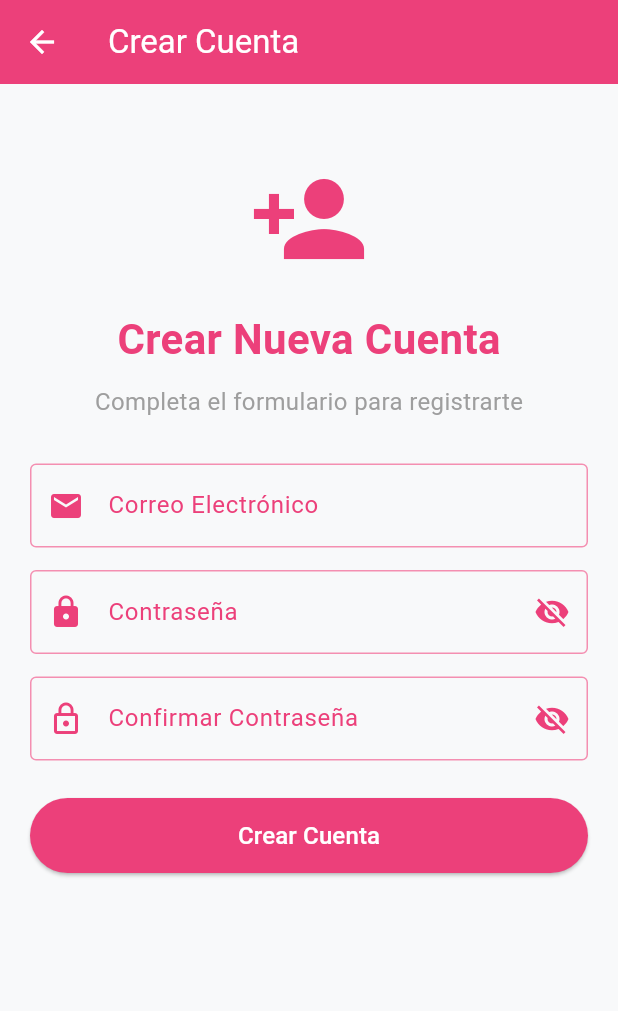
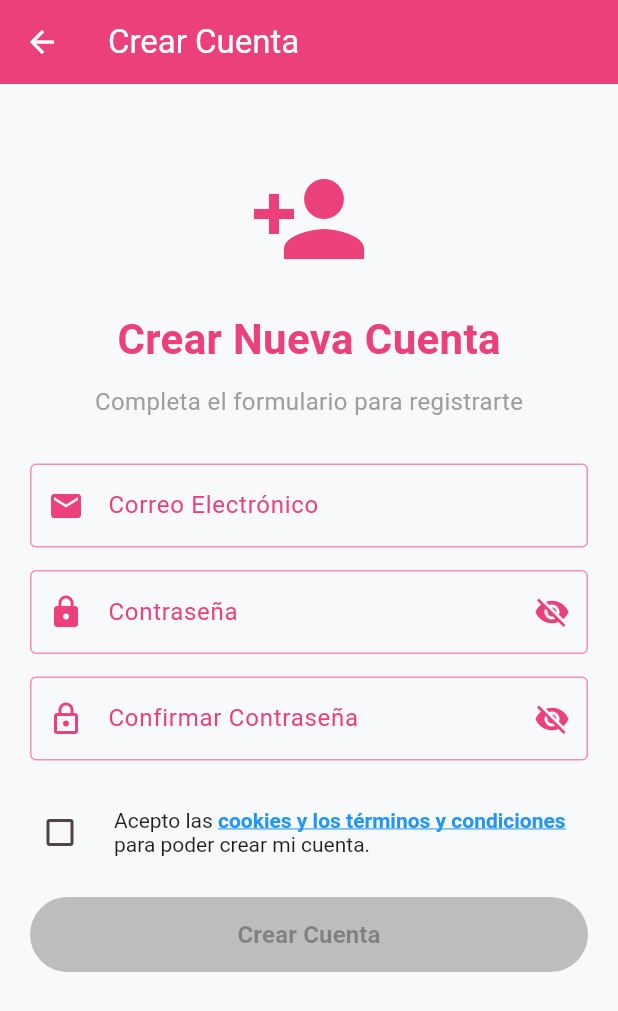
Before and after one commit to yedraalumna/naka_memories, a Flutter app: the screen it shows after launch, after a tap on "Regístrate aquí", on a phone screen of 412 x 824 dp. Shown: the top 1011 px of the screen. Run offline on Flutter 3.47's test engine with Material 3 defaults, Android fonts, the phone set to English and light mode, and no system bars; our stand-ins replace chewie, flutter_map, geolocator, google_maps_flutter, image_picker, latlong2 and 5 more; missing offline and left inert: video_thumbnail; accounts and stored records are empty.

Commit message:
añadir cookies con sus terminos y condiciones

```diff
--- a/lib/main.dart
+++ b/lib/main.dart
@@ -1,13 +1,15 @@
 import 'package:flutter/material.dart';
 import 'package:provider/provider.dart';
 import 'package:supabase_flutter/supabase_flutter.dart';
+import 'package:shared_preferences/shared_preferences.dart';
 import 'screens/login_screen.dart';
 import 'screens/home_screen.dart';
+import 'screens/terms_screen.dart';
 import 'providers/app_auth_provider.dart';
 import 'providers/theme_provider.dart';
 import 'providers/favorite_provider.dart';
+import 'providers/category_provider.dart';
 import 'constants/colors.dart';
-import 'providers/category_provider.dart';
 
 void main() async {
   WidgetsFlutterBinding.ensureInitialized();
@@ -78,20 +80,61 @@ class MiApp extends StatelessWidget {
   }
 }
 
-class GestorAutenticacion extends StatelessWidget {
+class GestorAutenticacion extends StatefulWidget {
   const GestorAutenticacion({super.key});
+
+  @override
+  State<GestorAutenticacion> createState() => _GestorAutenticacionState();
+}
+
+class _GestorAutenticacionState extends State<GestorAutenticacion> {
+  bool? _cookiesAccepted;
+
+  @override
+  void initState() {
+    super.initState();
+    _checkCookieStatus();
+  }
+
+  Future<void> _checkCookieStatus() async {
+    try {
+      final prefs = await SharedPreferences.getInstance();
+      if (mounted) {
+        setState(() {
+          _cookiesAccepted = prefs.getBool('cookies_accepted') ?? false;
+        });
+      }
+    } catch (e) {
+      print('Error al verificar cookies: $e');
+      if (mounted) {
+        setState(() {
+          _cookiesAccepted = false;
+        });
+      }
+    }
+  }
 
   @override
   Widget build(BuildContext context) {
     final auth = Provider.of<AppAuthProvider>(context);
 
-    // Muestra carga inicial
-    if (auth.isLoading && auth.user == null) {
+    // 1. Mientras carga
+    if (auth.isLoading || _cookiesAccepted == null) {
       return const PantallaCarga();
     }
 
-    // Decide qué pantalla mostrar
-    return auth.isAuthenticated ? const HomeScreen() : const LoginScreen();
+    // 2. Si NO está autenticado, va al Login
+    if (!auth.isAuthenticated) {
+      return const LoginScreen();
+    }
+
+    // 3. Si está autenticado pero NO ha aceptado cookies (usuarios antiguos)
+    if (!_cookiesAccepted!) {
+      return const TermsScreen(); // Esta pantalla ya no se usará para usuarios nuevos
+    }
+
+    // 4. Si está autenticado Y aceptó cookies, entra a la app
+    return const HomeScreen();
   }
 }
 
@@ -107,7 +150,7 @@ class PantallaCarga extends StatelessWidget {
           mainAxisAlignment: MainAxisAlignment.center,
           children: [
             CircularProgressIndicator(
-              color: pinkPrimary,
+              valueColor: AlwaysStoppedAnimation<Color>(pinkPrimary),
             ),
             SizedBox(height: 20),
             Text(
--- a/lib/screens/register_screen.dart
+++ b/lib/screens/register_screen.dart
@@ -1,8 +1,11 @@
 import 'package:flutter/material.dart';
 import 'package:provider/provider.dart';
+import 'package:shared_preferences/shared_preferences.dart';
+import 'package:flutter/gestures.dart'; // IMPORTANTE: necesario para TapGestureRecognizer
 import '../providers/app_auth_provider.dart';
 import '../providers/theme_provider.dart';
 import 'home_screen.dart';
+import 'terms_screen.dart'; // IMPORTANTE: importar la pantalla de términos
 import '../constants/colors.dart';
 
 class RegisterScreen extends StatefulWidget {
@@ -22,9 +25,13 @@ class _RegisterScreenState extends State<RegisterScreen> {
 
   // Clave global para manejar y validar el estado del formulario
   final formKey = GlobalKey<FormState>();
-  // Variables para alternar la visibilidad de las contraseñas en los campos
+
+  // Variables para alternar la visibilidad de las contraseñas
   bool ocultarPassword = true;
   bool ocultarConfirmar = true;
+
+  // Variable para el checkbox de cookies
+  bool aceptaCookies = false;
 
   @override
   void dispose() {
@@ -34,34 +41,45 @@ class _RegisterScreenState extends State<RegisterScreen> {
     super.dispose();
   }
 
-  // Metodo que maneja el proceso de registro del usuario
+  // Método que maneja el proceso de registro del usuario
   Future<void> registrar(BuildContext context) async {
-    // Si el formulario no pasa las validaciones, no continua
+    // Validar que el formulario sea correcto
     if (!formKey.currentState!.validate()) return;
+
+    // Validar que haya aceptado las cookies
+    if (!aceptaCookies) {
+      mostrarError(context, 'Debes aceptar las cookies para registrarte');
+      return;
+    }
 
     // Obtener el proveedor de autenticación
     final auth = Provider.of<AppAuthProvider>(context, listen: false);
 
-    // Intentar registrar al usuario con el correo y la contraseña proporcionados
+    // Intentar registrar al usuario
     final exito = await auth.register(
       emailController.text.trim(),
       passwordController.text,
     );
 
-    // Si el registro es exitoso, navega a la pantalla principal
+    // Si el registro es exitoso
     if (exito && context.mounted) {
+      // Guardar que aceptó las cookies
+      final prefs = await SharedPreferences.getInstance();
+      await prefs.setBool('cookies_accepted', true);
+
+      // Navegar a la pantalla principal
       Navigator.pushReplacement(
         context,
         MaterialPageRoute(builder: (context) => const HomeScreen()),
       );
     }
-    // Si falla, muestra un mensaje de error al usuario
+    // Si falla, muestra un mensaje de error
     else if (!exito && context.mounted) {
       mostrarError(context, 'No se pudo crear la cuenta');
     }
   }
 
-  // Muestra un mensaje de error temporal en la parte inferior de la pantalla
+  // Muestra un mensaje de error temporal
   void mostrarError(BuildContext context, String mensaje) {
     ScaffoldMessenger.of(context).showSnackBar(
       SnackBar(
@@ -73,10 +91,11 @@ class _RegisterScreenState extends State<RegisterScreen> {
 
   @override
   Widget build(BuildContext context) {
-    // Obtiene el estado actual del proveedor de autenticación
+    // Obtiene los providers
     final auth = Provider.of<AppAuthProvider>(context);
     final themeProvider = Provider.of<ThemeProvider>(context);
 
+    // Colores según el tema
     Color backgroundColor = themeProvider.isDarkMode ? backgroundDark : textLight;
     Color textColor = themeProvider.isDarkMode ? Colors.white : Colors.black;
     Color iconColor = themeProvider.isDarkMode ? Colors.white : pinkPrimary;
@@ -103,7 +122,7 @@ class _RegisterScreenState extends State<RegisterScreen> {
             children: [
               const SizedBox(height: 30),
 
-              // Icono decorativo que representa el registro
+              // Icono decorativo
               Icon(
                 Icons.person_add,
                 size: 80,
@@ -112,7 +131,7 @@ class _RegisterScreenState extends State<RegisterScreen> {
 
               const SizedBox(height: 20),
 
-              // Título principal de la pantalla de registro
+              // Título
               Text(
                 'Crear Nueva Cuenta',
                 style: TextStyle(
@@ -124,7 +143,7 @@ class _RegisterScreenState extends State<RegisterScreen> {
 
               const SizedBox(height: 10),
 
-              // Texto descriptivo que guía al usuario
+              // Texto descriptivo
               Text(
                 'Completa el formulario para registrarte',
                 style: TextStyle(
@@ -135,7 +154,7 @@ class _RegisterScreenState extends State<RegisterScreen> {
 
               const SizedBox(height: 30),
 
-              // Si hay un mensaje de error, mostrarlo en un contenedor estilizado
+              // Mensaje de error si existe
               if (auth.errorMessage != null)
                 Container(
                   padding: const EdgeInsets.all(12),
@@ -184,12 +203,12 @@ class _RegisterScreenState extends State<RegisterScreen> {
                   ),
                 ),
 
-              // Formulario de registro con validaciones
+              // Formulario de registro
               Form(
                 key: formKey,
                 child: Column(
                   children: [
-                    // Campo para ingresar el correo electrónico
+                    // Campo email
                     TextFormField(
                       controller: emailController,
                       style: TextStyle(color: textColor),
@@ -210,7 +229,6 @@ class _RegisterScreenState extends State<RegisterScreen> {
                         fillColor: themeProvider.isDarkMode ? cardDark : Colors.transparent,
                       ),
                       keyboardType: TextInputType.emailAddress,
-                      // Validador para el campo de correo
                       validator: (valor) {
                         if (valor == null || valor.isEmpty) {
                           return 'Ingresa tu correo';
@@ -224,7 +242,7 @@ class _RegisterScreenState extends State<RegisterScreen> {
 
                     const SizedBox(height: 15),
 
-                    // Campo para ingresar la contraseña
+                    // Campo contraseña
                     TextFormField(
                       controller: passwordController,
                       style: TextStyle(color: textColor),
@@ -232,7 +250,6 @@ class _RegisterScreenState extends State<RegisterScreen> {
                         labelText: 'Contraseña',
                         labelStyle: TextStyle(color: iconColor),
                         prefixIcon: Icon(Icons.lock, color: iconColor),
-                        // Botón para alternar la visibilidad de la contraseña
                         suffixIcon: IconButton(
                           icon: Icon(
                             ocultarPassword
@@ -259,7 +276,6 @@ class _RegisterScreenState extends State<RegisterScreen> {
                         fillColor: themeProvider.isDarkMode ? cardDark : Colors.transparent,
                       ),
                       obscureText: ocultarPassword,
-                      // Validador para el campo de contraseña
                       validator: (valor) {
                         if (valor == null || valor.isEmpty) {
                           return 'Crea una contraseña';
@@ -273,7 +289,7 @@ class _RegisterScreenState extends State<RegisterScreen> {
 
                     const SizedBox(height: 15),
 
-                    // Campo para confirmar la contraseña
+                    // Campo confirmar contraseña
                     TextFormField(
                       controller: confirmarController,
                       style: TextStyle(color: textColor),
@@ -281,7 +297,6 @@ class _RegisterScreenState extends State<RegisterScreen> {
                         labelText: 'Confirmar Contraseña',
                         labelStyle: TextStyle(color: iconColor),
                         prefixIcon: Icon(Icons.lock_outline, color: iconColor),
-                        // Botón para alternar la visibilidad de la confirmación
                         suffixIcon: IconButton(
                           icon: Icon(
                             ocultarConfirmar
@@ -308,7 +323,6 @@ class _RegisterScreenState extends State<RegisterScreen> {
                         fillColor: themeProvider.isDarkMode ? cardDark : Colors.transparent,
                       ),
                       obscureText: ocultarConfirmar,
-                      // Validador para confirmar que las contraseñas coincidan
                       validator: (valor) {
                         if (valor == null || valor.isEmpty) {
                           return 'Confirma tu contraseña';
@@ -319,32 +333,83 @@ class _RegisterScreenState extends State<RegisterScreen> {
                         return null;
                       },
                     ),
+
+                    const SizedBox(height: 20),
+
+                    // para aceptar las cookies y puedas ver los terminos con un enlace
+                    CheckboxListTile(
+                      value: aceptaCookies,
+                      activeColor: pinkPrimary,
+                      onChanged: (bool? valor) {
+                        setState(() {
+                          aceptaCookies = valor ?? false;
+                        });
+                      },
+                      controlAffinity: ListTileControlAffinity.leading,
+                      contentPadding: EdgeInsets.zero,
+                      title: RichText(
+                        text: TextSpan(
+                          style: TextStyle(
+                            fontSize: 14,
+                            color: themeProvider.isDarkMode ? Colors.white : Colors.black87,
+                            fontFamily: 'Roboto',
+                          ),
+                          children: [
+                            const TextSpan(text: "Acepto las "),
+                            TextSpan(
+                              text: "cookies y los términos y condiciones",
+                              style: const TextStyle(
+                                color: Colors.blue,
+                                decoration: TextDecoration.underline,
+                                fontWeight: FontWeight.bold,
+                              ),
+                              // Hace que el texto sea clickeable y lleve a la pantalla de términos
+                              recognizer: TapGestureRecognizer()
+                                ..onTap = () {
+                                  Navigator.push(
+                                    context,
+                                    MaterialPageRoute(builder: (context) => const TermsScreen()),
+                                  );
+                                },
+                            ),
+                            const TextSpan(text: " para poder crear mi cuenta."),
                           ],
                         ),
                       ),
+                    ),
 
-              const SizedBox(height: 25),
+                    const SizedBox(height: 15),
 
-              // Botón para enviar el formulario de registro
+
+                    // boton de registro (se deshabilita si no acepta cookies)
+                    // Se deshabilita si: está cargando O no aceptó cookies
                     SizedBox(
                       width: double.infinity,
                       height: 50,
                       child: ElevatedButton(
-                  // Deshabilita el botón si está cargando, si no, ejecutae el registro
-                  onPressed: auth.isLoading ? null : () {
-                    registrar(context);
-                  },
+                        onPressed: (auth.isLoading || !aceptaCookies)
+                            ? null
+                            : () => registrar(context),
                         style: ElevatedButton.styleFrom(
                           backgroundColor: pinkPrimary,
                           foregroundColor: Colors.white,
+                          disabledBackgroundColor: Colors.grey[400],
                         ),
-                  // Muestra el indicador de carga si está procesando, si no, muestra el texto
                         child: auth.isLoading
-                      ? const CircularProgressIndicator(color: Colors.white)
+                            ? const CircularProgressIndicator(
+                                color: Colors.white,
+                                strokeWidth: 2,
+                              )
                             : const Text(
                                 'Crear Cuenta',
-                    style: TextStyle(fontSize: 16),
+                                style: TextStyle(
+                                  fontSize: 16,
+                                  fontWeight: FontWeight.bold,
                                 ),
+                              ),
+                      ),
+                    ),
+                  ],
                 ),
               ),
 
--- a/pubspec.yaml
+++ b/pubspec.yaml
@@ -40,6 +40,9 @@ dependencies:
   #para la geolocalizacion
   geolocator: ^10.1.0
 
+  #para la barra de porcentaje
+  percent_indicator: ^4.0.0
+
 dev_dependencies:
   flutter_test:
     sdk: flutter
```
Also changed, not shown: lib/screens/terms_screen.dart (added, +155 -0 lines), pubspec.lock. Lines whose indentation alone changed are shown as unchanged.
